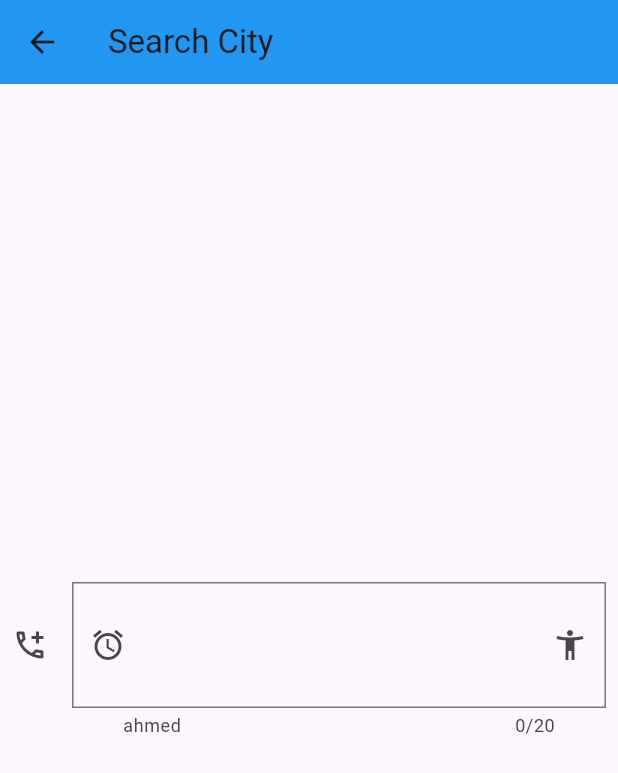
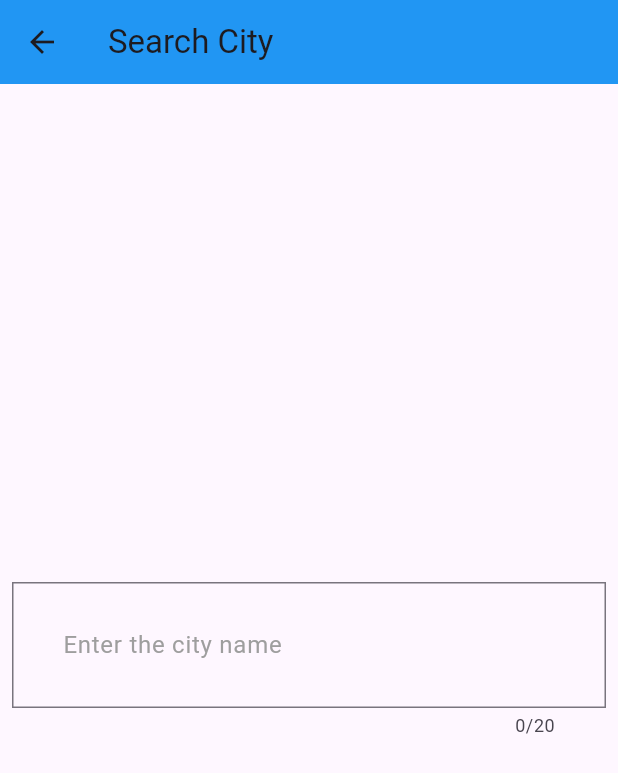
Before and after one commit to Ahmed-Hamouda1/Weather-App, a Flutter app: the SearchScreen screen opened directly, on a phone screen of 412 x 824 dp. Shown: the top 773 px of the screen. Run offline on Flutter 3.47's test engine with Material 3 defaults, Android fonts, the phone set to English and light mode, and no system bars.

Commit message:
create search screen

```diff
--- a/lib/screens/search_screen.dart
+++ b/lib/screens/search_screen.dart
@@ -23,10 +23,6 @@ class SearchScreen extends StatelessWidget
           (
             decoration: InputDecoration
             (
-              icon: Icon(Icons.add_ic_call_outlined),
-              prefixIcon: Icon(Icons.access_alarm_outlined),
-              suffixIcon: Icon(Icons.accessibility_new),
-              label: Text(""),
               //filled: true,
               //fillColor: Colors.amber,
               border: OutlineInputBorder
@@ -37,10 +33,12 @@ class SearchScreen extends StatelessWidget
               focusedBorder: OutlineInputBorder
               (
                 borderRadius: BorderRadius.circular(15),
-                borderSide: BorderSide(color: Colors.red)
+                borderSide: BorderSide(color: Colors.blue)
               ),
               enabled: true,
-              helperText: "ahmed",contentPadding: EdgeInsets.all(30)
+              contentPadding: EdgeInsets.all(30),
+              hintText: "Enter the city name",
+              hintStyle: TextStyle(color: Colors.grey)
             ),
             //keyboardType: TextInputType.numberWithOptions(),
             maxLines: 1,
@@ -53,6 +51,5 @@ class SearchScreen extends StatelessWidget
         ),
       ),
     );
-
   }
 }
```
